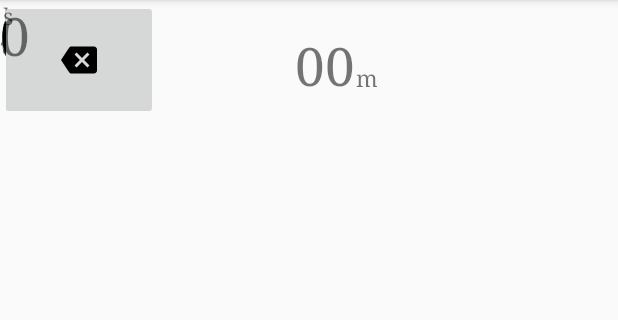
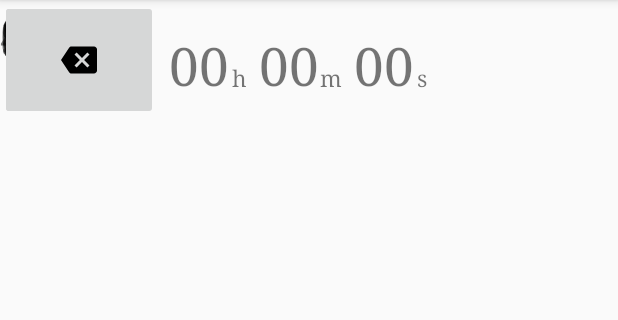
Before and after one commit to NWuensche/MorningPages, an Android app: the screen it shows after launch (MainActivity), on a phone screen of 412 x 824 dp, the part 84-404 px from its top. Run offline under Robolectric (Android 15) with nearby library versions, the phone set to English and light mode, and no system bars.

Commit message:
Fix labels

```diff
--- a/app/src/main/res/layout/activity_main.xml
+++ b/app/src/main/res/layout/activity_main.xml
@@ -52,8 +52,10 @@
         android:textSize="15sp"
         android:paddingLeft="2dp"
         android:paddingBottom="6dp"
-        tools:layout_editor_absoluteX="141dp"
-        tools:layout_editor_absoluteY="16dp" />
+        app:layout_constraintRight_toLeftOf="@+id/currTenMinutes"
+        android:layout_marginRight="8dp"
+        app:layout_constraintTop_toTopOf="@+id/labelMinutes"
+        android:layout_marginTop="0dp" />
 
     <TextView
         android:id="@+id/currTenMinutes"
@@ -66,7 +68,7 @@
         app:layout_constraintLeft_toLeftOf="parent"
         app:layout_constraintTop_toTopOf="parent"
         android:layout_marginTop="20dp"
-        app:layout_constraintHorizontal_bias="0.502" />
+        app:layout_constraintHorizontal_bias="0.44" />
 
     <TextView
         android:id="@+id/currTenSeconds"
@@ -75,8 +77,10 @@
         android:fontFamily="serif"
         android:text="0"
         android:textSize="35sp"
-        tools:layout_editor_absoluteY="53dp"
-        tools:layout_editor_absoluteX="308dp" />
+        app:layout_constraintLeft_toRightOf="@+id/labelMinutes"
+        android:layout_marginLeft="8dp"
+        app:layout_constraintTop_toTopOf="@+id/currTenMinutes"
+        android:layout_marginTop="0dp" />
 
     <TextView
         android:id="@+id/currSingleHours"
@@ -85,8 +89,10 @@
         android:fontFamily="serif"
         android:text="0"
         android:textSize="35sp"
-        tools:layout_editor_absoluteX="84dp"
-        tools:layout_editor_absoluteY="29dp" />
+        app:layout_constraintRight_toLeftOf="@+id/labelHours"
+        android:layout_marginRight="0dp"
+        app:layout_constraintTop_toTopOf="@+id/currTenMinutes"
+        android:layout_marginTop="0dp" />
 
     <TextView
         android:id="@+id/currTenHours"
@@ -95,8 +101,10 @@
         android:fontFamily="serif"
         android:text="0"
         android:textSize="35sp"
-        tools:layout_editor_absoluteY="16dp"
-        tools:layout_editor_absoluteX="64dp" />
+        app:layout_constraintRight_toLeftOf="@+id/currSingleHours"
+        android:layout_marginRight="0dp"
+        app:layout_constraintTop_toTopOf="@+id/currTenMinutes"
+        android:layout_marginTop="0dp" />
 
     <TextView
         android:id="@+id/text1"
@@ -221,8 +229,10 @@
         android:fontFamily="serif"
         android:text="0"
         android:textSize="35sp"
-        tools:layout_editor_absoluteY="53dp"
-        tools:layout_editor_absoluteX="328dp" />
+        app:layout_constraintLeft_toRightOf="@+id/currTenSeconds"
+        android:layout_marginLeft="0dp"
+        app:layout_constraintTop_toTopOf="@+id/currTenSeconds"
+        android:layout_marginTop="0dp" />
 
     <TextView
         android:id="@+id/labelMinutes"
@@ -247,6 +257,8 @@
         android:paddingLeft="2dp"
         android:text="s"
         android:textSize="15sp"
-        tools:layout_editor_absoluteY="68dp"
-        tools:layout_editor_absoluteX="348dp" />
+        app:layout_constraintTop_toTopOf="@+id/labelMinutes"
+        android:layout_marginTop="0dp"
+        app:layout_constraintLeft_toRightOf="@+id/currSingleSeconds"
+        android:layout_marginLeft="0dp" />
 </android.support.constraint.ConstraintLayout>
```
